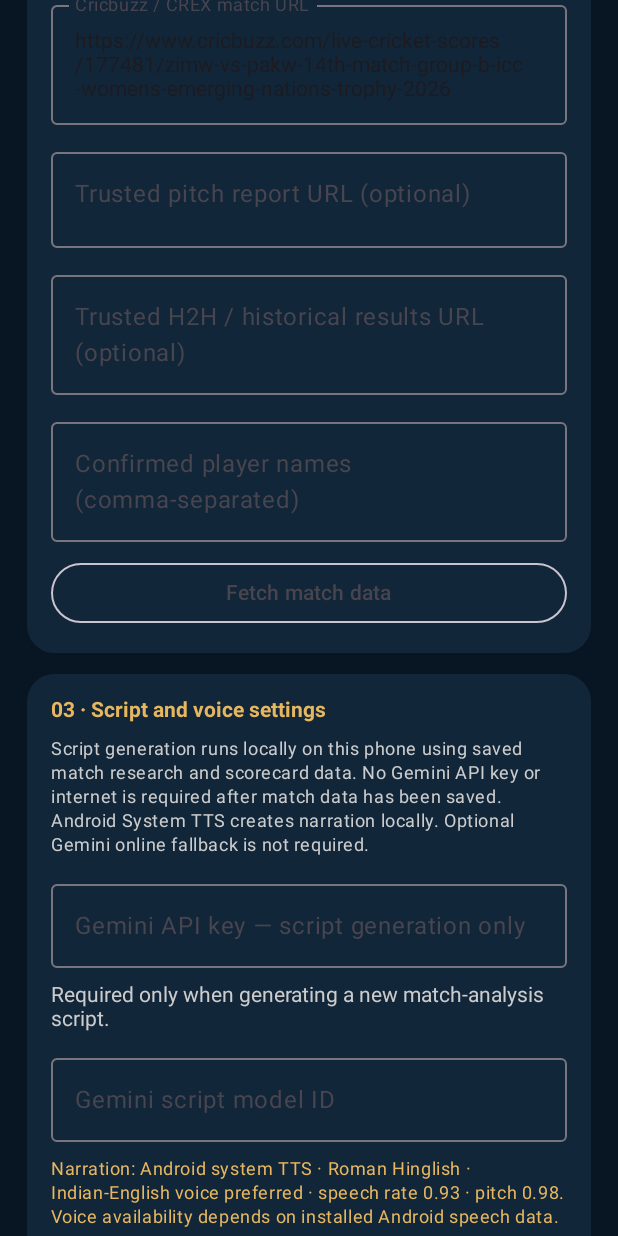
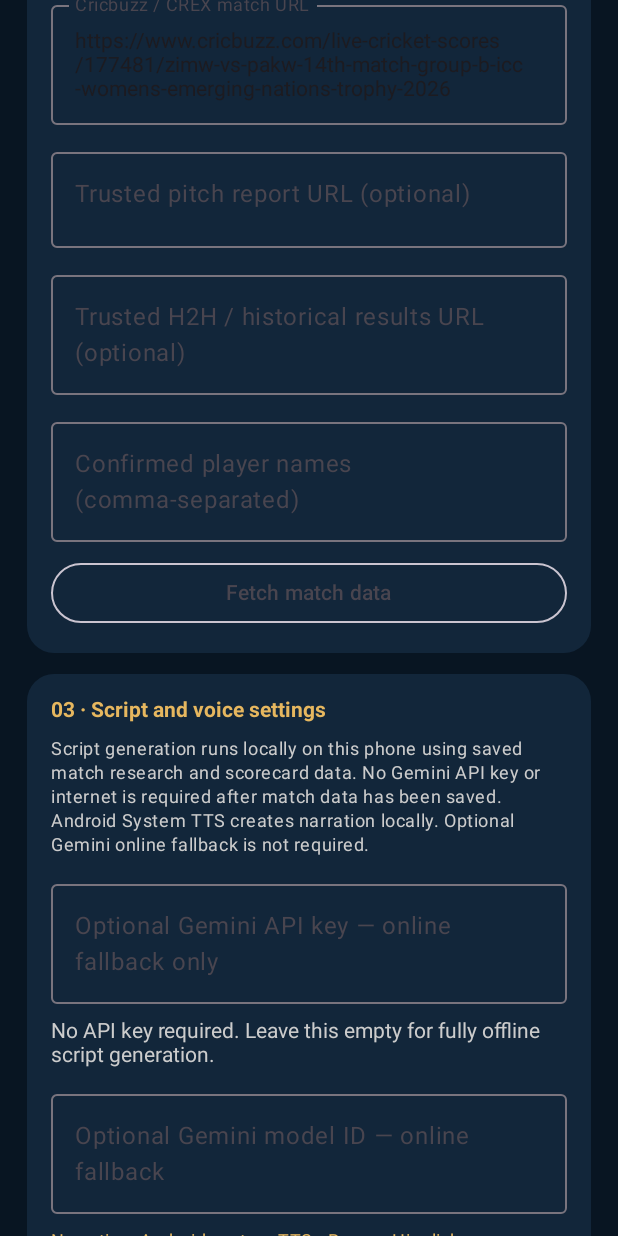
Before and after one commit to jollyjattjunktion-beep/yt, an Android app built with Jetpack Compose: the composable StudioHome called with empty values, scrolled down 576 dp, on a phone screen of 412 x 824 dp. Run offline under Robolectric (Android 15) with nearby library versions, the phone set to English and light mode, and no system bars; pictures from the network do not load.

Commit message:
Clarify Gemini credentials are optional for offline scripts

```diff
--- a/video_studio/mobile/app/src/main/java/com/preetsports/studio/MainActivity.kt
+++ b/video_studio/mobile/app/src/main/java/com/preetsports/studio/MainActivity.kt
@@ -279,10 +279,10 @@ private fun StudioHome(
                             notice = "Gemini script key saved on this device."
                         }
                     },
-                    label = { Text("Gemini API key — script generation only") },
+                    label = { Text("Optional Gemini API key — online fallback only") },
                     modifier = Modifier.fillMaxWidth(), singleLine = true
                 )
-                Text(if (scriptKeySaved) "✓ Gemini script key saved." else "Required only when generating a new match-analysis script.", color = if (scriptKeySaved) Gold else Color.LightGray)
+                Text(if (scriptKeySaved) "Optional Gemini key saved. Offline script generation does not use it." else "No API key required. Leave this empty for fully offline script generation.", color = Color.LightGray)
                 OutlinedTextField(
                     value = scriptModelInput,
                     onValueChange = { entered ->
@@ -293,7 +293,7 @@ private fun StudioHome(
                             notice = "Gemini script model saved: ${entered.trim()}"
                         }
                     },
-                    label = { Text("Gemini script model ID") },
+                    label = { Text("Optional Gemini model ID — online fallback") },
                     placeholder = { Text("gemini-3.8-flash") },
                     modifier = Modifier.fillMaxWidth(), singleLine = true
                 )
```
